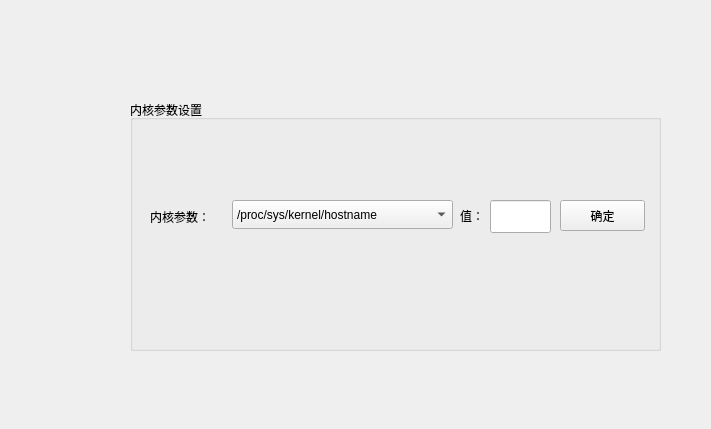
Before: the Qt Designer form SYS/kernalparampage.ui in liuyufeng509/SecCenter, drawn with Qt 5.
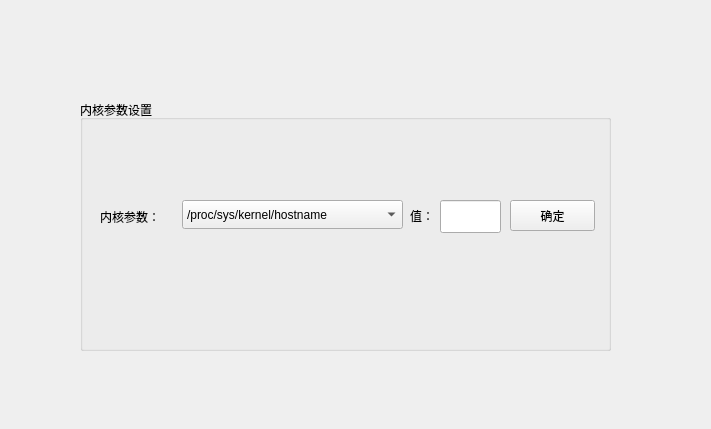
After: the same form once the commit is applied.

Patch:
```diff
--- a/SYS/kernalparampage.ui
+++ b/SYS/kernalparampage.ui
@@ -16,7 +16,7 @@
   <widget class="QGroupBox" name="groupBox">
    <property name="geometry">
     <rect>
-     <x>130</x>
+     <x>80</x>
      <y>100</y>
      <width>531</width>
      <height>251</height>
```
